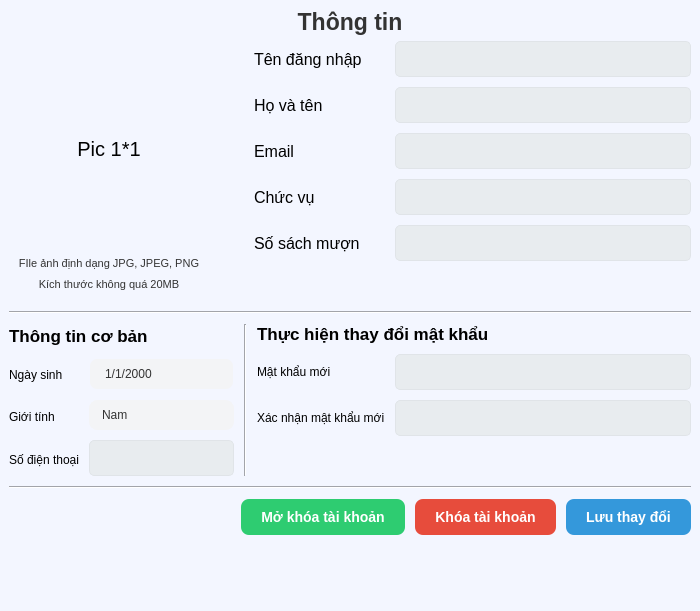
Qt form info_user.ui (thanhtrung411/PBL2_new) before a commit.
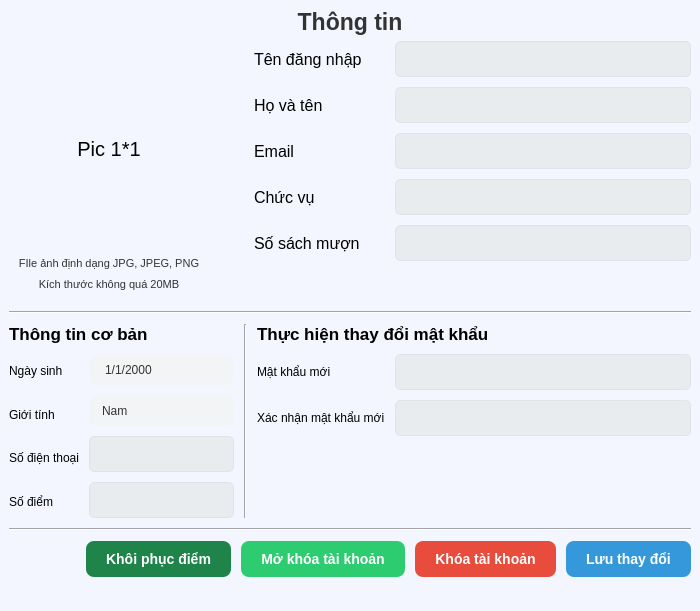
The same form after that commit. Icons and pictures are not drawn.

What changed in the file:
```diff
--- a/info_user.ui
+++ b/info_user.ui
@@ -479,6 +479,16 @@
                 </property>
                </widget>
               </item>
+              <item>
+               <widget class="QLabel" name="label_2">
+                <property name="styleSheet">
+                 <string notr="true">color: rgb(0, 0, 0);</string>
+                </property>
+                <property name="text">
+                 <string>Số điểm</string>
+                </property>
+               </widget>
+              </item>
              </layout>
             </item>
             <item>
@@ -684,6 +694,31 @@
                   </property>
                  </widget>
                 </item>
+                <item>
+                 <widget class="QLineEdit" name="so_diem">
+                  <property name="styleSheet">
+                   <string notr="true">QLineEdit {
+    background-color: #e8ecef; 
+    border-radius: 5px; 
+    border: 1px solid #E0E4E8; 
+    padding: 8px 10px; 
+    color: #1E1E1E; 
+    font-size: 14px;
+}
+
+QLineEdit:hover {
+    background-color: #E5E9ED;
+}
+QLineEdit:focus {
+    background-color: #FFFFFF; 
+    border: 1px solid #3498db; 
+}</string>
+                  </property>
+                  <property name="readOnly">
+                   <bool>true</bool>
+                  </property>
+                 </widget>
+                </item>
                </layout>
               </item>
              </layout>
@@ -841,7 +876,34 @@
          </spacer>
         </item>
         <item>
-         <widget class="QPushButton" name="pushButton_2">
+         <widget class="QPushButton" name="khoi_phuc_diem">
+          <property name="styleSheet">
+           <string notr="true">QPushButton {
+    background-color: #1e8449; /* Xanh lá đậm (Dark Green) */
+    color: white;
+    border: none;
+    border-radius: 8px;
+    padding: 10px 20px;
+    font-weight: bold;
+    font-size: 14px;
+}
+
+QPushButton:hover {
+    background-color: #27ae60; /* Sáng hơn một chút khi di chuột */
+}
+
+QPushButton:pressed {
+    background-color: #145a32; /* Xanh rất đậm khi ấn */
+    padding-top: 11px;
+}</string>
+          </property>
+          <property name="text">
+           <string>Khôi phục điểm</string>
+          </property>
+         </widget>
+        </item>
+        <item>
+         <widget class="QPushButton" name="mo_khoa_tai_khoan">
           <property name="styleSheet">
            <string notr="true">QPushButton {
     background-color: #2ecc71; /* Xanh lá tươi (Emerald) */
```
Left out of the diff: 20 changed lines with no effect on the pictures.
